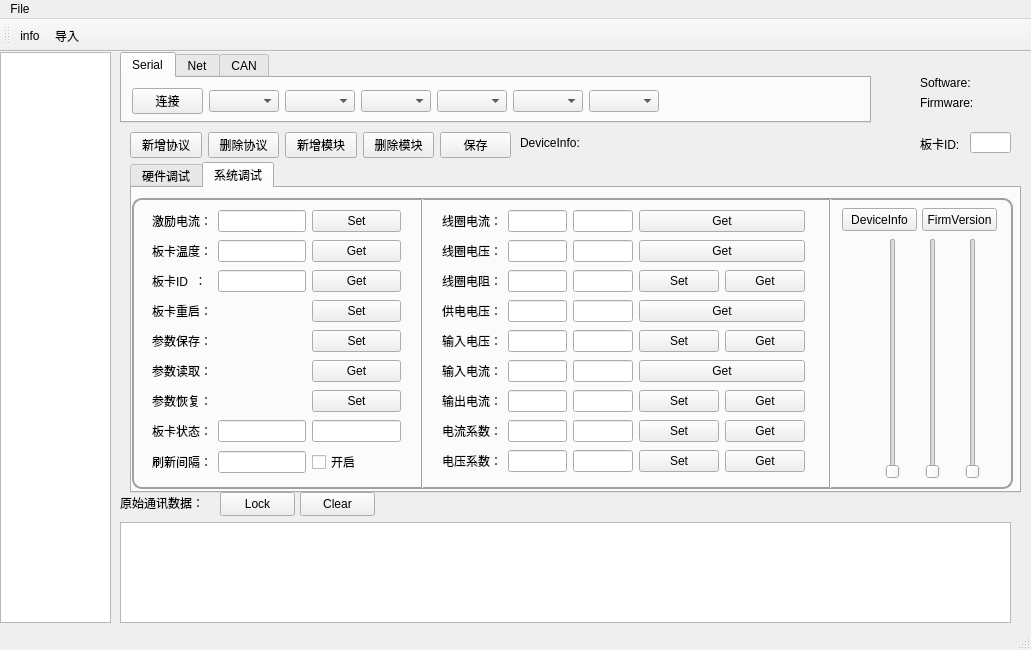
This is mainwindow.ui in BilibiliW/CommonDemo as Qt 5 draws it before an edit. The edited form follows.
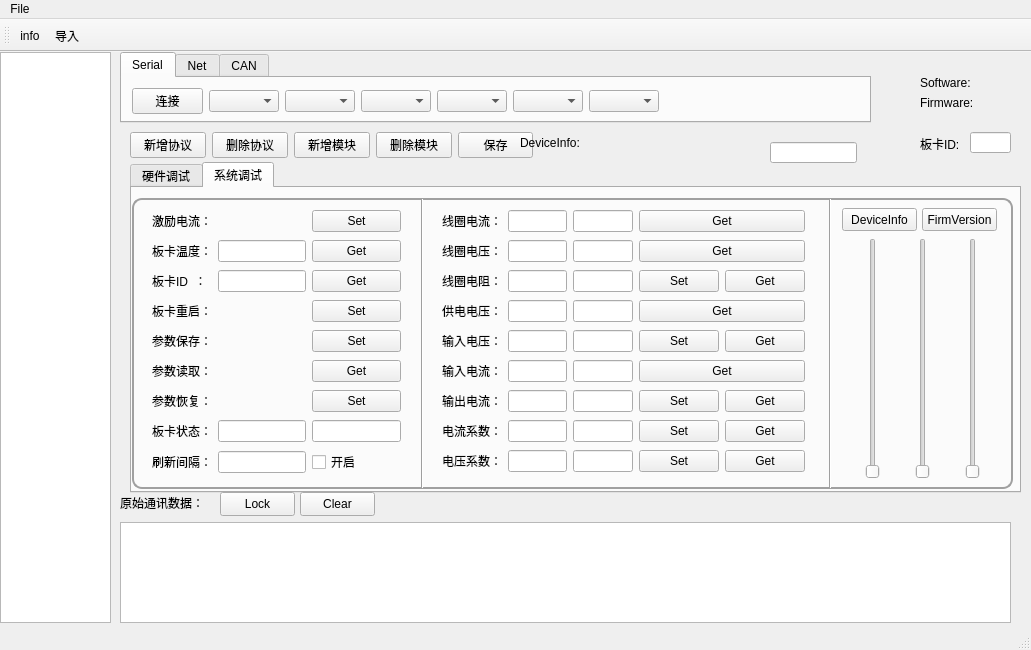
This is the edited form. Icons and pictures are not drawn. Custom widgets are drawn as their Qt base class.

Commit message: #v0.0.5 自定义QDoubleSpinBox类，封装成恒功率电流输入控件，添加滑块，信号连接测试正常

Diff of the .ui file:
```diff
--- a/mainwindow.ui
+++ b/mainwindow.ui
@@ -1048,9 +1048,6 @@
           </property>
          </widget>
         </item>
-        <item row="0" column="1">
-         <widget class="QLineEdit" name="lineEdit_ExcitateCurrent"/>
-        </item>
         <item row="7" column="0">
          <widget class="QLabel" name="label_BoardStatus">
           <property name="text">
@@ -1180,6 +1177,9 @@
         <item row="7" column="2">
          <widget class="QLineEdit" name="lineEdit_BoardErrCode"/>
         </item>
+        <item row="0" column="1">
+         <widget class="FlexibleQDoubleSpinBox" name="widget_MyQDoubleSpinBox_ConstCurrent" native="true"/>
+        </item>
        </layout>
       </widget>
       <widget class="Line" name="line">
@@ -1237,7 +1237,7 @@
       <widget class="QSlider" name="verticalSlider">
        <property name="geometry">
         <rect>
-         <x>750</x>
+         <x>730</x>
          <y>40</y>
          <width>22</width>
          <height>241</height>
@@ -1250,7 +1250,7 @@
       <widget class="QSlider" name="verticalSlider_2">
        <property name="geometry">
         <rect>
-         <x>790</x>
+         <x>780</x>
          <y>40</y>
          <width>22</width>
          <height>241</height>
@@ -1331,12 +1331,12 @@
      </rect>
     </property>
    </widget>
-   <widget class="QWidget" name="">
+   <widget class="QWidget" name="layoutWidget">
     <property name="geometry">
      <rect>
       <x>130</x>
       <y>80</y>
-      <width>381</width>
+      <width>403</width>
       <height>27</height>
      </rect>
     </property>
@@ -1382,6 +1382,16 @@
      </item>
     </layout>
    </widget>
+   <widget class="QLineEdit" name="lineEdit_ExcitateCurrent">
+    <property name="geometry">
+     <rect>
+      <x>770</x>
+      <y>90</y>
+      <width>87</width>
+      <height>21</height>
+     </rect>
+    </property>
+   </widget>
    <zorder>tabWidget</zorder>
    <zorder>Communication</zorder>
    <zorder>textEdit_RealTimeCommunicateData</zorder>
@@ -1469,6 +1479,14 @@
    </property>
   </action>
  </widget>
+ <customwidgets>
+  <customwidget>
+   <class>FlexibleQDoubleSpinBox</class>
+   <extends>QWidget</extends>
+   <header location="global">FlexibleQDoubleSpinBox.h</header>
+   <container>1</container>
+  </customwidget>
+ </customwidgets>
  <resources/>
  <connections/>
 </ui>
```
Left out of the diff: 9 changed lines with no effect on the pictures. The commit also changes 9 other files.
